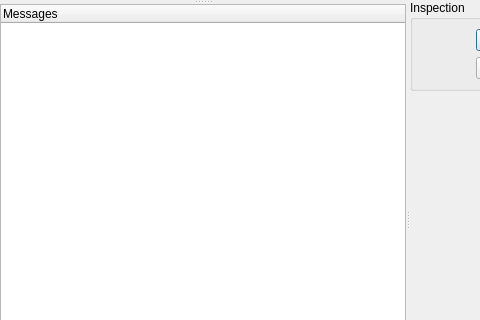
This is AcfSln/Include/iqtinsp/CInspectionTaskGuiComp.ui in ImagingTools/AcfPublic as Qt 5 draws it before an edit; both pictures show x 0 to 480 and y 0 to 320 of the 654 by 437 pixel window. The edited form follows.
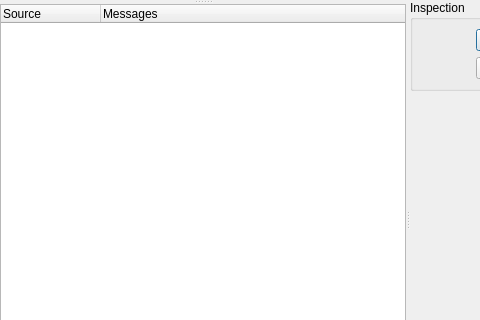
This is the edited form. Icons and pictures are not drawn.

```diff
--- a/AcfSln/Include/iqtinsp/CInspectionTaskGuiComp.ui
+++ b/AcfSln/Include/iqtinsp/CInspectionTaskGuiComp.ui
@@ -43,6 +43,11 @@
          </property>
          <widget class="QStackedWidget" name="PreviewStack"/>
          <widget class="QTreeWidget" name="MessageList">
+          <column>
+           <property name="text">
+            <string>Source</string>
+           </property>
+          </column>
           <column>
            <property name="text">
             <string>Messages</string>
```
